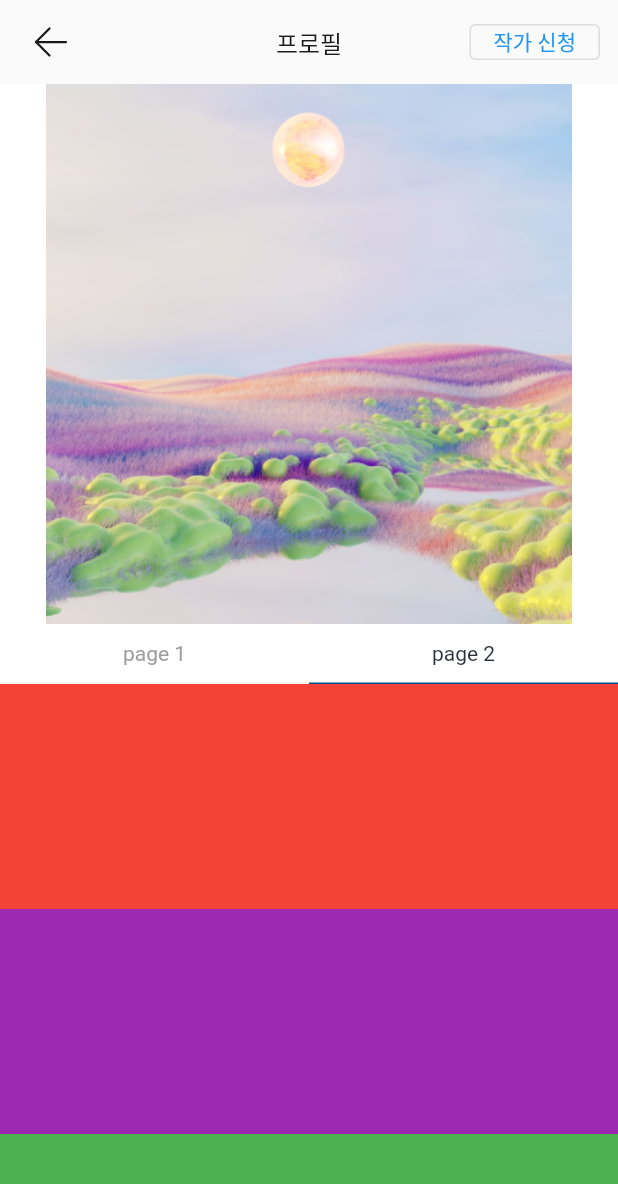
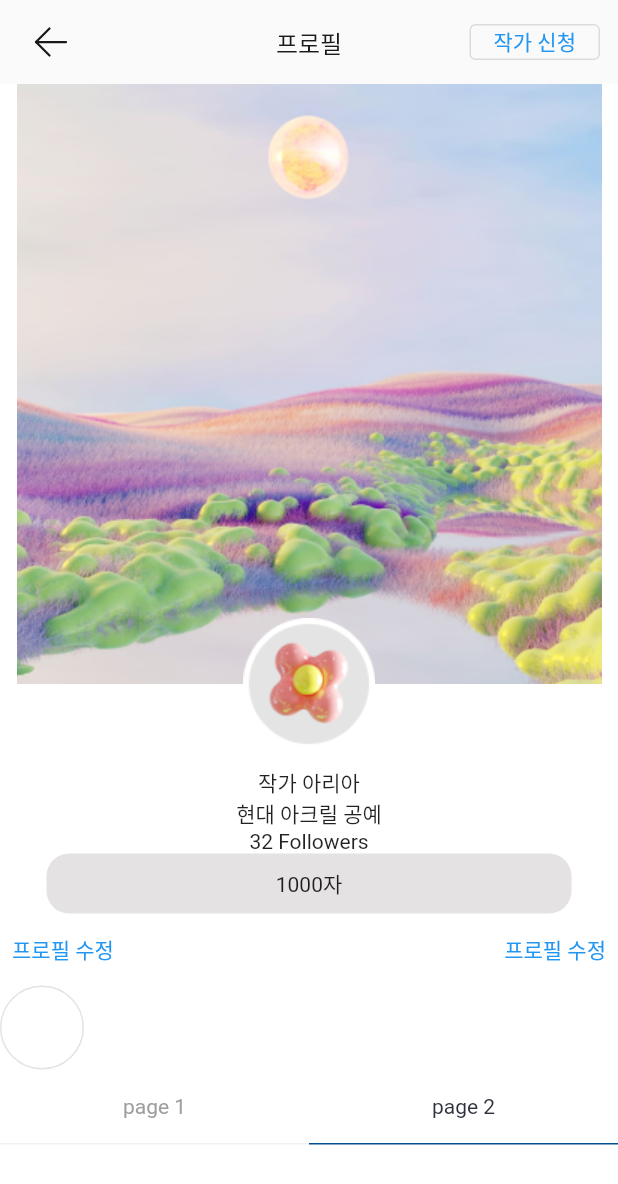
Before and after one commit to prography-team-5/aria-client, a Flutter app: the MyPage screen opened by its route, after a tap on "page 2", on a phone screen of 412 x 824 dp. Shown: the top 1184 px of the screen. Run offline on Flutter 3.47's test engine with Material 2 defaults, Android fonts, the phone set to English and light mode, and no system bars; our stand-ins replace flutter_svg, get; missing offline and left inert: kakao_flutter_sdk; accounts and stored records are empty; Roboto replaces fonts that are missing (Pretendard).

Commit message:
wip: MyPage CustomScrollView

```diff
--- a/lib/views/my/my_page.dart
+++ b/lib/views/my/my_page.dart
@@ -16,7 +16,7 @@ class _MyPageState extends State<MyPage> {
   ScrollController scrollController = ScrollController();
   PageController pageController = PageController(initialPage: 0);
 
-  final double sliverMinHeight = 80.0, sliverMaxHeight = 400.0;
+  final double sliverMinHeight = 0.0;
   int pageIndex = 0;
 
   final colors = [
@@ -80,7 +80,9 @@ class _MyPageState extends State<MyPage> {
             elevation: 0.0, // appBar 그림자 제거
           ),
         ),
-        body: NestedScrollView(
+        body:
+            // topChild()
+            NestedScrollView(
           controller: scrollController,
           headerSliverBuilder: headerSliverBuilder,
           body: Container(
@@ -100,8 +102,8 @@ class _MyPageState extends State<MyPage> {
         sliver: SliverPersistentHeader(
           pinned: true,
           delegate: SliverHeaderDelegateCS(
-            minHeight: sliverMinHeight,
-            maxHeight: sliverMaxHeight,
+            minHeight: 40,
+            maxHeight: MediaQuery.of(context).size.height,
             minChild: minTopChild(),
             maxChild: topChild(),
           ),
@@ -111,44 +113,88 @@ class _MyPageState extends State<MyPage> {
   }
 
   Widget minTopChild() {
-    return Column(
-      children: <Widget>[
-        // Expanded(
-        //   child: Container(
-        //     alignment: Alignment.center,
-        //     color: Color(0xFF014F90),
-        //     child: Text(
-        //       "Min Top Bar",
-        //       style: TextStyle(
-        //         color: Color(0xFFFFFFFF),
-        //         fontSize: 23,
-        //       ),
-        //     ),
-        //   ),
-        // ),
-        pageButtonLayout(),
-      ],
-    );
+    // return Container();
+    return pageButtonLayout();
   }
 
   Widget topChild() {
-    return Column(
-      children: <Widget>[
-        Expanded(
+    return Stack(
+      alignment: Alignment.center,
+      children: [
+        Column(
+          children: [
+            Container(
+              height: 400,
+              child: Image.asset(
+                'assets/images/profile_background.png',
+                fit: BoxFit.fill,
+              ),
+            ),
+            Expanded(
+              // height: 200,
+              child: Padding(
+                padding: const EdgeInsets.only(top: 50 + 5),
+                child: Column(
+                  children: [
+                    Text('작가 아리아'),
+                    Text('현대 아크릴 공예'),
+                    Text('32 Followers'),
+                    Container(
+                      width: 350,
+                      height: 40,
+                      decoration: BoxDecoration(
+                        color: ColorMap.gray_200,
+                        borderRadius: BorderRadius.circular(15),
+                      ),
+                      child: Center(child: Text('1000자')),
+                    ),
+                    Row(
+                      mainAxisAlignment: MainAxisAlignment.spaceBetween,
+                      children: [
+                        TextButton(onPressed: () {}, child: Text('프로필 수정')),
+                        TextButton(onPressed: () {}, child: Text('프로필 수정'))
+                      ],
+                    ),
+                    Row(
+                      children: [
+                        Container(
+                          height: 56,
+                          width: 56,
+                          decoration: BoxDecoration(
+                            shape: BoxShape.circle,
+                            border: Border.all(color: ColorMap.gray_200),
+                          ),
+                        ),
+                        Container(),
+                        Container(),
+                        Container(),
+                      ],
+                    ),
+                    pageButtonLayout(),
+                  ],
+                ),
+              ),
+            ),
+          ],
+        ),
+        Positioned(
+          top: 400 - 50,
           child: Container(
-              child: Image.asset(
-            'assets/images/profile_background.png',
-            fit: BoxFit.fill,
-          )),
-        ),
-        pageButtonLayout(),
+            height: 100.0,
+            width: 100.0,
+            child: Image.asset('assets/images/profile_avatar.png'),
+            decoration: BoxDecoration(
+              shape: BoxShape.circle,
+            ),
+          ),
+        )
       ],
     );
   }
 
   Widget pageButtonLayout() {
     return SizedBox(
-      height: sliverMinHeight / 2,
+      height: 50,
       child: Row(
         children: <Widget>[
           Expanded(child: pageButton("page 1", 0)),
@@ -215,10 +261,12 @@ class _MyPageState extends State<MyPage> {
     double height = MediaQuery.of(context).size.height;
     double minHeight = height - statusHeight - sliverMinHeight;
 
+    print('$statusHeight, $height, $minHeight');
+
     return SingleChildScrollView(
       child: Container(
         color: Colors.white,
-        constraints: BoxConstraints(minHeight: minHeight),
+        constraints: BoxConstraints(minHeight: 600),
         child: child,
       ),
     );
@@ -271,6 +319,8 @@ class SliverHeaderDelegateCS extends SliverPersistentHeaderDelegate {
     visibleMainHeight = max(maxExtent - shrinkOffset, minExtent);
     animationVal = scrollAnimationValue(shrinkOffset);
 
+    print(visibleMainHeight);
+
     return Container(
         height: visibleMainHeight,
         width: MediaQuery.of(context).size.width,
@@ -287,7 +337,7 @@ class SliverHeaderDelegateCS extends SliverPersistentHeaderDelegate {
     return Positioned(
       bottom: 0.0,
       child: Opacity(
-        opacity: animationVal,
+        opacity: animationVal != 0 ? 1 : 0,
         child: SizedBox(
           height: maxHeight,
           width: width,
@@ -299,7 +349,7 @@ class SliverHeaderDelegateCS extends SliverPersistentHeaderDelegate {
 
   Widget getMinTop() {
     return Opacity(
-      opacity: 1 - animationVal,
+      opacity: animationVal != 0 ? 0 : 1,
       child:
           Container(height: visibleMainHeight, width: width, child: minChild),
     );
```
Also changed, not shown: assets/images/profile_avatar.png (added).
